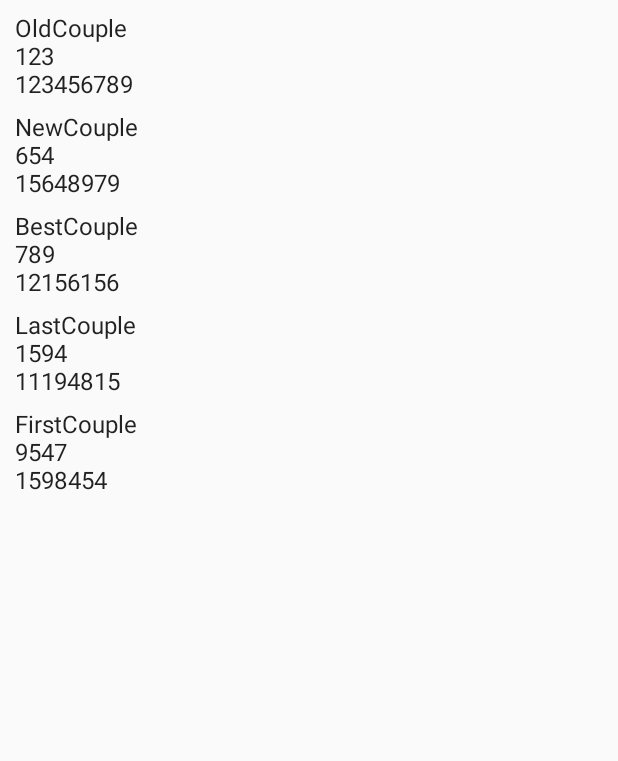
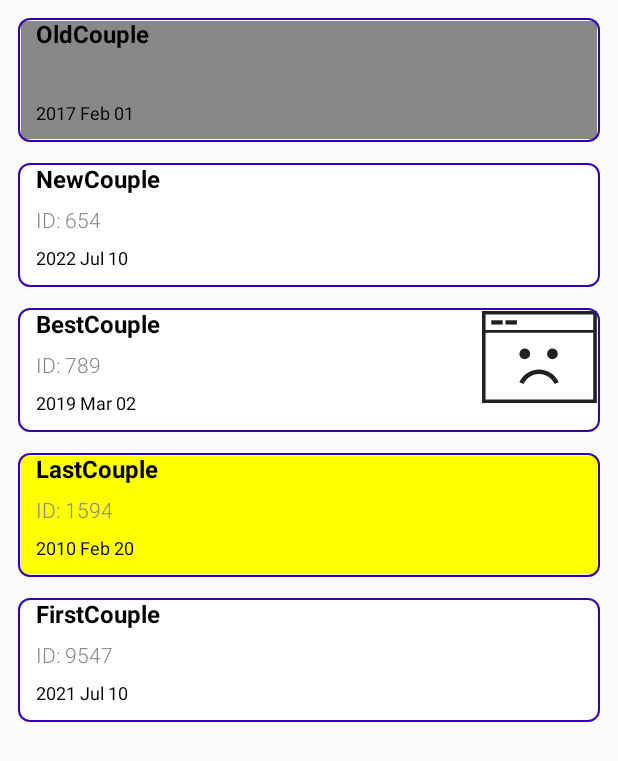
Before and after one commit to Muzafferus/weddinganniversary, an Android app built with Jetpack Compose: the screen it shows after launch (MainActivity), on a phone screen of 412 x 824 dp. Shown: the top 761 px of the screen. Run offline under Robolectric (Android 15) with nearby library versions, the phone set to English and light mode, and no system bars; our stand-ins replace Dagger/Hilt's generated code.

Commit message:
Parse time ad icon for info

```diff
--- a/app/src/main/java/com/muzafferus/weddinganniversary/data/repository/DataStoreOperationsImpl.kt
+++ b/app/src/main/java/com/muzafferus/weddinganniversary/data/repository/DataStoreOperationsImpl.kt
@@ -6,17 +6,16 @@ import com.muzafferus.weddinganniversary.domain.repository.DataStoreOperations
 import kotlinx.coroutines.flow.Flow
 import kotlinx.coroutines.flow.flow
 
-class DataStoreOperationsImpl(context: Context) : DataStoreOperations {
+class DataStoreOperationsImpl() : DataStoreOperations {
 
     override fun getCoupleDataState(): Flow<ArrayList<CoupleData>> {
-        val flowValue: Flow<ArrayList<CoupleData>>
         return flow {
             emit(arrayListOf(
-                CoupleData("OldCouple", "123", "123456789"),
-                CoupleData("NewCouple", "654", "15648979"),
-                CoupleData("BestCouple", "789", "12156156"),
-                CoupleData("LastCouple", "1594", "11194815"),
-                CoupleData("FirstCouple", "9547", "1598454"),
+                CoupleData("OldCouple", "123", "2017-02-01 18:00:25"),
+                CoupleData("NewCouple", "654", "2022-07-10 18:00:25"),
+                CoupleData("BestCouple", "789", "2019-03-02 18:00:25"),
+                CoupleData("LastCouple", "1594", "2010-02-20 18:00:25"),
+                CoupleData("FirstCouple", "9547", "2021-07-10 18:00:25"),
             ))
         }
     }
--- a/app/src/main/java/com/muzafferus/weddinganniversary/di/RepositoryModule.kt
+++ b/app/src/main/java/com/muzafferus/weddinganniversary/di/RepositoryModule.kt
@@ -19,10 +19,8 @@ object RepositoryModule {
 
     @Provides
     @Singleton
-    fun provideDataStoreOperations(
-        @ApplicationContext context: Context
-    ): DataStoreOperations {
-        return DataStoreOperationsImpl(context = context)
+    fun provideDataStoreOperations(): DataStoreOperations {
+        return DataStoreOperationsImpl()
     }
 
     @Provides
--- a/app/src/main/java/com/muzafferus/weddinganniversary/navigation/NavGraph.kt
+++ b/app/src/main/java/com/muzafferus/weddinganniversary/navigation/NavGraph.kt
@@ -17,7 +17,7 @@ fun SetupNavGraph(navController: NavHostController) {
             SplashScreen(navController = navController)
         }
         composable(route = Screen.Home.route) {
-            HomeScreen(navController = navController)
+            HomeScreen()
         }
     }
 }
--- a/app/src/main/java/com/muzafferus/weddinganniversary/presentation/screens/home/HomeScreen.kt
+++ b/app/src/main/java/com/muzafferus/weddinganniversary/presentation/screens/home/HomeScreen.kt
@@ -1,10 +1,13 @@
 package com.muzafferus.weddinganniversary.presentation.screens.home
 
 import android.content.res.Configuration
+import androidx.compose.foundation.background
+import androidx.compose.foundation.border
 import androidx.compose.foundation.isSystemInDarkTheme
 import androidx.compose.foundation.layout.*
 import androidx.compose.foundation.lazy.LazyColumn
 import androidx.compose.foundation.lazy.items
+import androidx.compose.foundation.shape.RoundedCornerShape
 import androidx.compose.material.ContentAlpha
 import androidx.compose.material.Icon
 import androidx.compose.material.MaterialTheme
@@ -15,23 +18,21 @@ import androidx.compose.runtime.getValue
 import androidx.compose.ui.Alignment
 import androidx.compose.ui.Modifier
 import androidx.compose.ui.draw.alpha
+import androidx.compose.ui.graphics.Color
 import androidx.compose.ui.res.painterResource
 import androidx.compose.ui.res.stringResource
 import androidx.compose.ui.text.font.FontWeight
 import androidx.compose.ui.text.style.TextAlign
 import androidx.compose.ui.tooling.preview.Preview
+import androidx.compose.ui.unit.dp
 import androidx.hilt.navigation.compose.hiltViewModel
-import androidx.navigation.NavHostController
 import com.muzafferus.weddinganniversary.R
 import com.muzafferus.weddinganniversary.domain.model.CoupleData
-import com.muzafferus.weddinganniversary.ui.theme.DarkGray
-import com.muzafferus.weddinganniversary.ui.theme.LightGray
-import com.muzafferus.weddinganniversary.ui.theme.NETWORK_ERROR_ICON_HEIGHT
-import com.muzafferus.weddinganniversary.ui.theme.SMALL_PADDING
+import com.muzafferus.weddinganniversary.ui.theme.*
+import com.muzafferus.weddinganniversary.util.Util
 
 @Composable
 fun HomeScreen(
-    navController: NavHostController,
     homeViewModel: HomeViewModel = hiltViewModel()
 ) {
     val coupleDataCompleted by homeViewModel.coupleData.collectAsState()
@@ -101,9 +102,52 @@ fun ListContent(data: ArrayList<CoupleData>) {
 
 @Composable
 fun CoupleItem(data: CoupleData) {
-    Text(text = data.coupleNames)
-    Text(text = data.coupleId)
-    Text(text = data.coupleWeddingDate)
+
+    Row(
+        modifier = Modifier
+            .fillMaxWidth(1f)
+            .padding(2.dp)
+            .border(width = 1.dp, color = Purple700, shape = RoundedCornerShape(8.dp))
+            .padding(2.dp)
+            .background(color = Util.getColor(data.coupleWeddingDate))
+    ) {
+        Column(
+            modifier = Modifier
+                .fillMaxWidth(0.8f)
+        ) {
+            Text(
+                modifier = Modifier.padding(start = SMALL_PADDING, bottom = SMALL_PADDING),
+                text = data.coupleNames,
+                color = Color.Black,
+                fontSize = MaterialTheme.typography.subtitle1.fontSize,
+                fontWeight = FontWeight.Bold
+            )
+            Text(
+                modifier = Modifier.padding(start = SMALL_PADDING, bottom = SMALL_PADDING),
+                text = "ID: ${data.coupleId}",
+                color = Color.Gray,
+                fontSize = MaterialTheme.typography.subtitle2.fontSize,
+                fontWeight = FontWeight.Light
+            )
+            Text(
+                modifier = Modifier.padding(start = SMALL_PADDING, bottom = SMALL_PADDING),
+                text = Util.parseDate(data.coupleWeddingDate),
+                color = Color.Black,
+                fontSize = MaterialTheme.typography.caption.fontSize
+            )
+        }
+
+        if (Util.isHasTwoWeeks(data.coupleWeddingDate))
+            Column(
+                modifier = Modifier.fillMaxHeight().fillMaxSize().fillMaxWidth(),
+                verticalArrangement = Arrangement.Center
+            ) {
+                Icon(
+                    painter = painterResource(id = R.drawable.ic_network_error),
+                    contentDescription = ""
+                )
+            }
+    }
 }
 
 @Composable
--- a/app/src/main/java/com/muzafferus/weddinganniversary/presentation/screens/home/HomeViewModel.kt
+++ b/app/src/main/java/com/muzafferus/weddinganniversary/presentation/screens/home/HomeViewModel.kt
@@ -22,7 +22,6 @@ class HomeViewModel @Inject constructor(
     val coupleData: StateFlow<ArrayList<CoupleData>> = _coupleData
 
     init {
-
         viewModelScope.launch(Dispatchers.IO) {
             _coupleData.value =
                 useCases.getCoupleDataUseCase()
--- /dev/null
+++ b/app/src/main/java/com/muzafferus/weddinganniversary/util/Util.kt
@@ -0,0 +1,44 @@
+package com.muzafferus.weddinganniversary.util
+
+import androidx.compose.ui.graphics.Color
+import java.text.SimpleDateFormat
+import java.util.*
+
+object Util {
+    fun parseDate(coupleWeddingDate: String): String {
+        val toDate =
+            SimpleDateFormat("yyyy-MM-dd HH:mm:ss", Locale.ENGLISH).parse(coupleWeddingDate)
+        return toDate?.let { SimpleDateFormat("yyyy MMM dd", Locale.ENGLISH).format(it) } ?: "2023"
+    }
+
+    fun getColor(coupleWeddingDate: String): Color {
+        return when (getYears(coupleWeddingDate)) {
+            in 5..9 -> Color.Gray
+            in 10..100 -> Color.Yellow
+            else -> Color.White
+        }
+    }
+
+    private fun getYears(coupleWeddingDate: String): Int {
+        return getDays(coupleWeddingDate) / 365
+    }
+
+    fun isHasTwoWeeks(coupleWeddingDate: String): Boolean {
+        return (getDaysExs(coupleWeddingDate) % 365) in 0..14
+    }
+
+    private fun getDays(coupleWeddingDate: String): Int {
+        val toDate =
+            SimpleDateFormat("yyyy-MM-dd HH:mm:ss", Locale.ENGLISH).parse(coupleWeddingDate)
+
+        val diff: Long = Date().time - toDate.time
+        return ((diff / 3600000) / 24).toInt()
+    }
+
+    fun getDaysExs(coupleWeddingDate: String): Int {
+        val toDate =
+            SimpleDateFormat("yyyy-MM-dd HH:mm:ss", Locale.ENGLISH).parse(coupleWeddingDate)
+
+        return (((((toDate.time / 3600000) / 24).toInt()) % 365) - ((((Date().time / 3600000) / 24).toInt()) % 365))
+    }
+}
```
Also changed, not shown: 1 other file.
